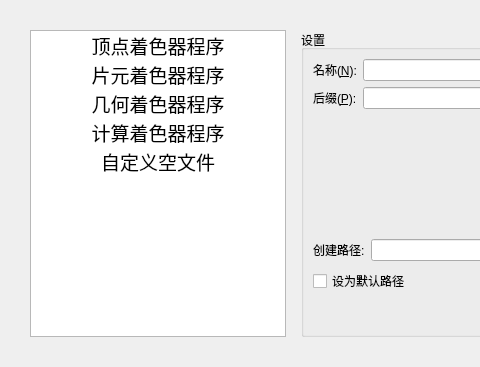
This is Shaderpad/templatedialog.ui in ZeusYang/Shaderpad--plusplus as Qt 5 draws it before an edit; both pictures show x 0 to 480 and y 0 to 367 of the 773 by 367 pixel window. The edited form follows.
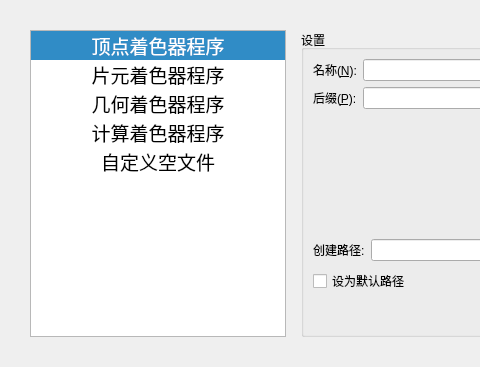
This is the edited form. Icons and pictures are not drawn.

The edit to the form file:
```diff
--- a/Shaderpad/templatedialog.ui
+++ b/Shaderpad/templatedialog.ui
@@ -37,6 +37,9 @@
        <verstretch>0</verstretch>
       </sizepolicy>
      </property>
+     <property name="currentRow">
+      <number>0</number>
+     </property>
      <item>
       <property name="text">
        <string>顶点着色器程序</string>
```
Left out of the diff: 16 changed lines with no effect on the pictures.
